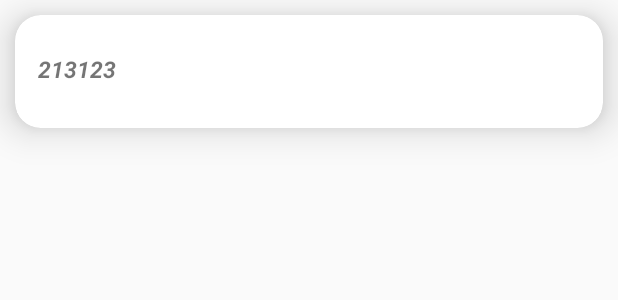
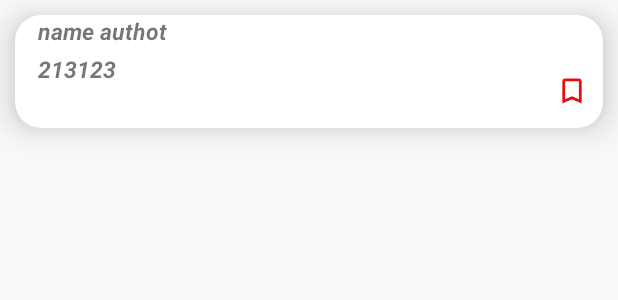
Before and after one commit to Dizze222/Folu-social-network, an Android app: the layout grid_item.xml on its own in the app's theme, with its tools: preview values and no code run, on a phone screen of 412 x 824 dp. Shown: the top 300 px of the screen. Run offline under Robolectric (Android 15) with nearby library versions, the phone set to English and light mode, and no system bars.

Commit message:
add turned button

```diff
--- a/app/src/main/java/ch/b/retrofitandcoroutines/data/api/ApiService.kt
+++ b/app/src/main/java/ch/b/retrofitandcoroutines/data/api/ApiService.kt
@@ -1,6 +1,8 @@
 package ch.b.retrofitandcoroutines.data.api
 
+import android.util.Log
 import ch.b.retrofitandcoroutines.data.model.UserDTO
+import retrofit2.Call
 import retrofit2.http.GET
 
 interface ApiService {
--- a/app/src/main/java/ch/b/retrofitandcoroutines/data/repository/MainRepository.kt
+++ b/app/src/main/java/ch/b/retrofitandcoroutines/data/repository/MainRepository.kt
@@ -4,5 +4,6 @@ import ch.b.retrofitandcoroutines.data.api.ApiHelper
 
 class MainRepository(private val apiHelper: ApiHelper) {
 
-    suspend fun getUsers() = apiHelper.getUsers()
+    suspend fun getUsers()  = apiHelper.getUsers()
+
 }
--- a/app/src/main/java/ch/b/retrofitandcoroutines/ui/base/ViewModelFactory.kt
+++ b/app/src/main/java/ch/b/retrofitandcoroutines/ui/base/ViewModelFactory.kt
@@ -1,5 +1,6 @@
 package ch.b.retrofitandcoroutines.ui.base
 
+import android.util.Log
 import androidx.lifecycle.ViewModel
 import androidx.lifecycle.ViewModelProvider
 import ch.b.retrofitandcoroutines.data.api.ApiHelper
--- a/app/src/main/java/ch/b/retrofitandcoroutines/ui/main/adapter/AdapterOnClick.kt
+++ b/app/src/main/java/ch/b/retrofitandcoroutines/ui/main/adapter/AdapterOnClick.kt
@@ -5,4 +5,6 @@ import ch.b.retrofitandcoroutines.data.model.UserDTO
 
 interface AdapterOnClick {
     fun onClick(item: UserDTO)
+
+
 }
--- a/app/src/main/java/ch/b/retrofitandcoroutines/ui/main/viewmodel/MainViewModel.kt
+++ b/app/src/main/java/ch/b/retrofitandcoroutines/ui/main/viewmodel/MainViewModel.kt
@@ -4,11 +4,10 @@ import androidx.lifecycle.ViewModel
 import androidx.lifecycle.liveData
 import ch.b.retrofitandcoroutines.data.repository.MainRepository
 import ch.b.retrofitandcoroutines.utils.Resource
-import kotlinx.coroutines.Dispatchers
 import java.lang.Exception
 
 class MainViewModel(private val mainRepository: MainRepository) : ViewModel() {
-    fun getUsers() = liveData(Dispatchers.IO){
+    fun getUsers() = liveData{
         emit(Resource.loading(data = null))
         try {
             emit(Resource.success(data = mainRepository.getUsers()))
--- /dev/null
+++ b/app/src/main/res/drawable-anydpi-v24/ic_turned_one.xml
@@ -0,0 +1,15 @@
+<vector xmlns:android="http://schemas.android.com/apk/res/android"
+    android:width="24dp"
+    android:height="24dp"
+    android:viewportWidth="24"
+    android:viewportHeight="24"
+    android:tint="#EA0C0C">
+  <group android:scaleX="0.92"
+      android:scaleY="0.92"
+      android:translateX="0.96"
+      android:translateY="0.96">
+    <path
+        android:fillColor="@android:color/white"
+        android:pathData="M17,3L7,3c-1.1,0 -1.99,0.9 -1.99,2L5,21l7,-3 7,3L19,5c0,-1.1 -0.9,-2 -2,-2zM17,18l-5,-2.18L7,18L7,5h10v13z"/>
+  </group>
+</vector>
--- a/app/src/main/res/layout/grid_item.xml
+++ b/app/src/main/res/layout/grid_item.xml
@@ -26,10 +26,12 @@
             app:layout_constraintStart_toStartOf="parent"
             app:layout_constraintTop_toTopOf="parent" />
 
+
         <TextView
             android:id="@+id/authorName"
             android:layout_width="378dp"
             android:layout_height="25dp"
+            android:text="name authot"
             android:gravity="clip_horizontal"
             android:paddingStart="15dp"
             android:textSize="15sp"
@@ -38,13 +40,26 @@
 
         <TextView
             android:id="@+id/IdOfPicture"
-            android:layout_width="378dp"
+            android:layout_width="134dp"
             android:layout_height="50dp"
             android:gravity="clip_horizontal"
             android:paddingStart="15dp"
+            android:text="213123"
             android:textSize="15sp"
-            android:text="213123"
             android:textStyle="bold|italic"
             tools:ignore="RtlSymmetry" />
+
+
+        <ImageButton
+            android:layout_width="41dp"
+            android:layout_height="30dp"
+            android:layout_gravity="right"
+            android:layout_marginTop="-40dp"
+            android:src="@drawable/ic_turned_one"
+            android:background="@android:color/transparent"
+            android:contentDescription="TODO" />
+
+
+
     </LinearLayout>
 </androidx.cardview.widget.CardView>
```
Also changed, not shown: app/src/main/java/ch/b/retrofitandcoroutines/ui/main/adapter/MainAdapter.kt (+4 -6 lines), app/src/main/java/ch/b/retrofitandcoroutines/ui/screens/MainFragment.kt (+7 -4 lines), app/src/main/res/drawable-anydpi-v24/ic_favorite_button.xml (added, +15 -0 lines), app/src/main/res/drawable-hdpi/ic_favorite_button.png (added), app/src/main/res/drawable-hdpi/ic_turned_one.png (added), app/src/main/res/drawable-mdpi/ic_favorite_button.png (added), app/src/main/res/drawable-mdpi/ic_turned_one.png (added), app/src/main/res/drawable-v24/screenshot97.png (deleted), app/src/main/res/drawable-xhdpi/ic_favorite_button.png (added), app/src/main/res/drawable-xhdpi/ic_turned_one.png (added), app/src/main/res/drawable-xxhdpi/ic_favorite_button.png (added), app/src/main/res/drawable-xxhdpi/ic_turned_one.png (added).
